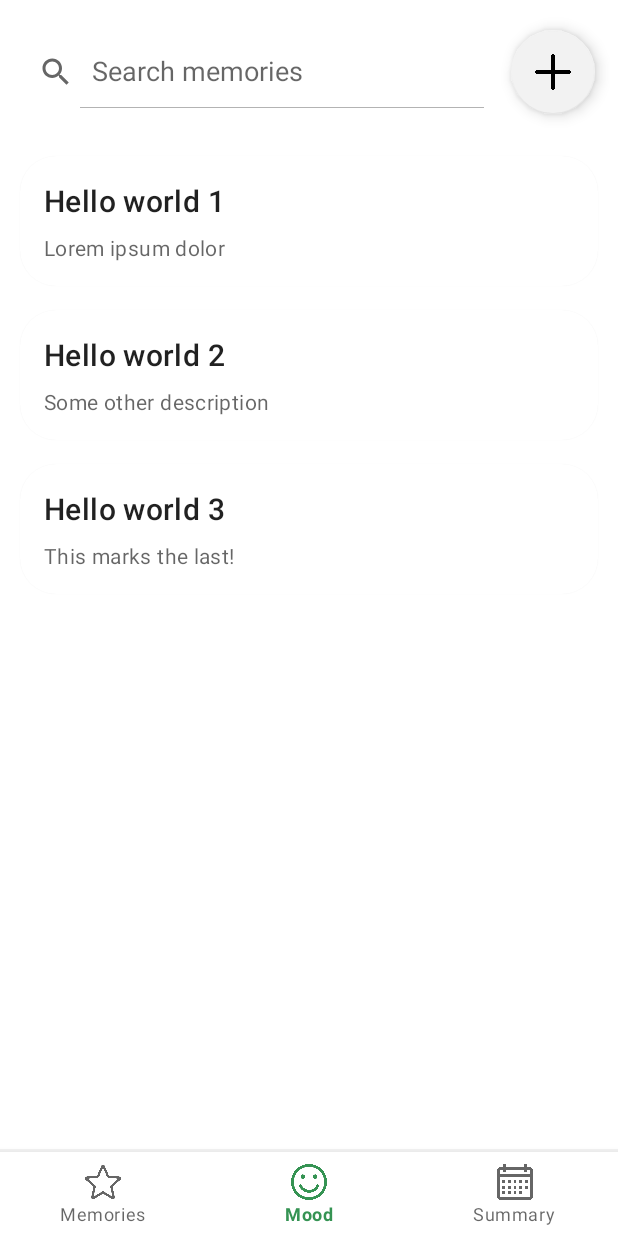
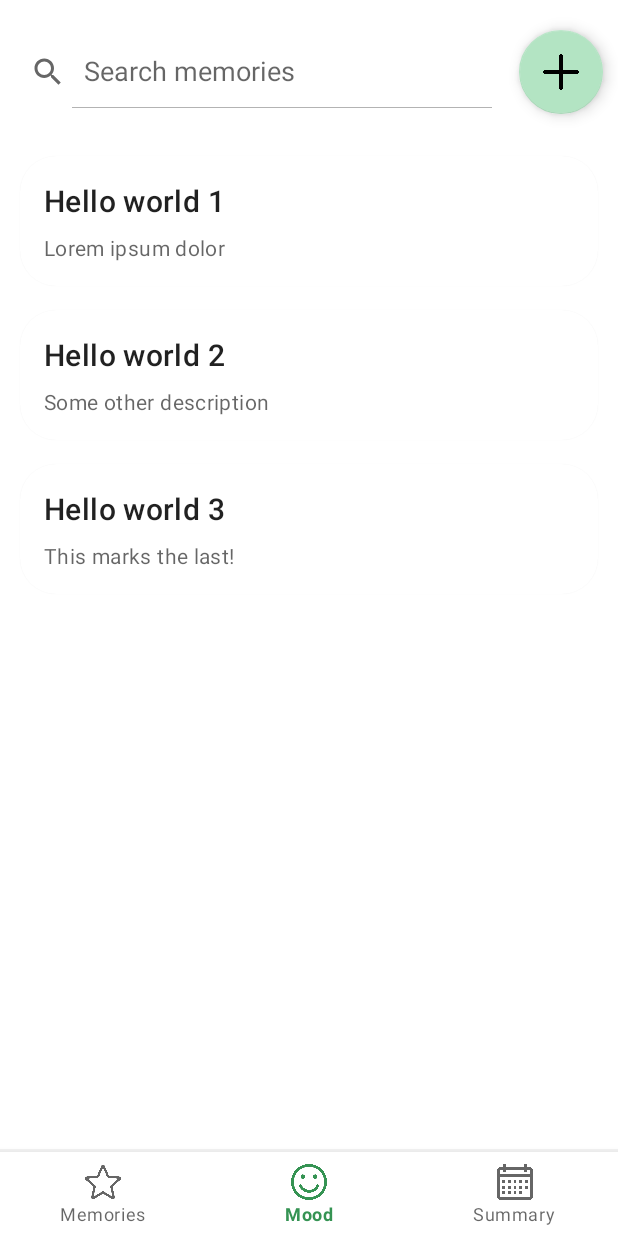
Before and after one commit to Keyboard-Spartans/i-mood-meter, an Android app: the fragment ViewMemoriesFragment placed in its activity, on a phone screen of 412 x 824 dp. Run offline under Robolectric (Android 15) with nearby library versions, the phone set to English and light mode, and no system bars.

Commit message:
minor bug fixes and design changes

```diff
--- a/app/src/main/java/com/example/imoodmeter/SummaryActivityFragment.java
+++ b/app/src/main/java/com/example/imoodmeter/SummaryActivityFragment.java
@@ -34,6 +34,12 @@ public class SummaryActivityFragment extends Fragment {
 
         viewPager.setAdapter(pagerAdapter);
 
+        viewPager.addOnPageChangeListener(new TabLayout.TabLayoutOnPageChangeListener(tabLayout));
+
+        tabLayout.setupWithViewPager(viewPager); // this will automatically bind tab clicks to viewpager fragment
+        tabLayout.getTabAt(0).setText("Calendar");
+        tabLayout.getTabAt(1).setText("Chart");
+
         tabLayout.addOnTabSelectedListener(new TabLayout.OnTabSelectedListener() {
             @Override
             public void onTabSelected(TabLayout.Tab tab) {
--- a/app/src/main/res/layout/add_memory.xml
+++ b/app/src/main/res/layout/add_memory.xml
@@ -20,6 +20,7 @@
             android:layout_marginTop="5dp"
             app:icon="@drawable/close_icon"
             app:iconSize="24dp"
+            app:iconTint="@color/angry_red"
             style="@style/Widget.MaterialComponents.Button.TextButton"
             />
 
--- a/app/src/main/res/layout/record_mood_main.xml
+++ b/app/src/main/res/layout/record_mood_main.xml
@@ -74,7 +74,8 @@
                 android:layout_width="35dp"
                 android:layout_height="35dp"
                 android:src="@drawable/sad_emote"
-                app:tint="@color/angry_red"/>
+                app:tint="?attr/colorPrimary"
+                />
 
             <View
                 android:layout_width="0dp"
--- a/app/src/main/res/layout/view_memories.xml
+++ b/app/src/main/res/layout/view_memories.xml
@@ -8,7 +8,6 @@
     <LinearLayout
         android:layout_width="match_parent"
         android:layout_height="match_parent"
-        android:layout_marginHorizontal="@dimen/marginHorizontalMemory"
         android:orientation="vertical"
         android:gravity="start">
 
@@ -45,7 +44,8 @@
             android:id="@+id/recyclerView"
             android:layout_width="match_parent"
             android:layout_height="0dp"
-            android:layout_weight="1"/>
+            android:layout_weight="1"
+            android:layout_marginHorizontal="@dimen/marginHorizontalMemory"/>
     </LinearLayout>
 
 </androidx.constraintlayout.widget.ConstraintLayout>
--- a/app/src/main/res/values/themes.xml
+++ b/app/src/main/res/values/themes.xml
@@ -6,7 +6,7 @@
         <item name="colorPrimaryVariant">@color/secondary_theme_green</item>
         <item name="colorOnPrimary">@color/white</item>
         <!-- Secondary brand color. -->
-        <item name="colorSecondary">@color/light_grey</item>
+        <item name="colorSecondary">@color/secondary_theme_green</item>
         <item name="colorSecondaryVariant">@color/teal_700</item>
         <item name="colorOnSecondary">@color/black</item>
         <!-- Status bar color. -->
```
